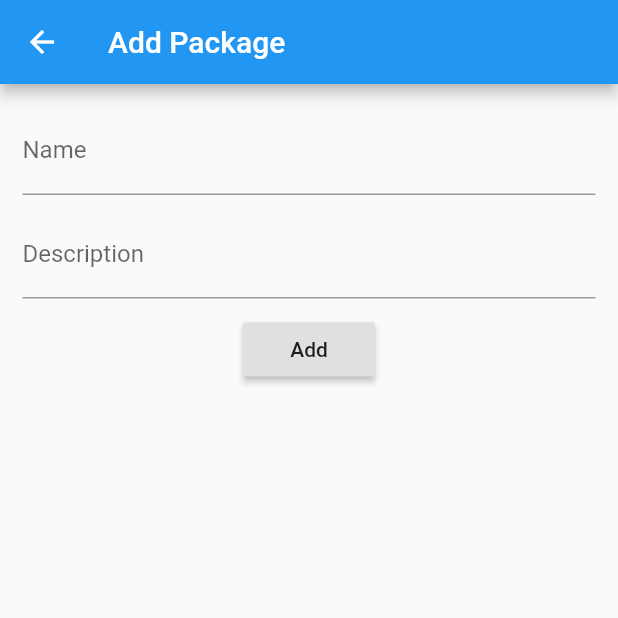
After one commit to fernandopiniani/ask4libs, a Flutter app: the AddPackageScreen screen opened directly, on a phone screen of 412 x 824 dp, the top half of it. The commit adds this screen. Run offline on Flutter 3.47's test engine with Material 2 defaults, Android fonts, the phone set to English and light mode, and no system bars; our stand-ins replace firebase_auth, firebase_database, google_sign_in; accounts and stored records are empty.

Commit message:
Criação da tela de adicionar pacotes

```diff
--- a/lib/bloc/packages.bloc.dart
+++ b/lib/bloc/packages.bloc.dart
@@ -3,4 +3,14 @@ import 'package:firebase_database/firebase_database.dart';
 class PackagesBLoC {
   final packagesReference =
       FirebaseDatabase.instance.reference().child('Packages');
+
+  Future<void> createPackage(String name, String description) {
+    return packagesReference.push().set({
+      'name': name,
+      'description': description,
+      'score': '0',
+      'createdUser': 'Rafael',
+      'dateAdded': '2019-06-01'
+    });
+  }
 }
--- a/lib/model/package.dart
+++ b/lib/model/package.dart
@@ -6,18 +6,20 @@ class Package {
   String description;
   String score;
   String createdUser;
+  String dateAdded;
 
-  Package({this.id, this.name, this.description, this.score, this.createdUser});
+  Package({this.id, this.name, this.description, this.score, this.createdUser, this.dateAdded});
 
   static List<Package> getFromSnapshotList(DataSnapshot snapshot) {
     List<Package> _list = new List<Package>();
     for (var item in snapshot.value) {
       _list.add(Package(
-          id: item['id'],
+          id: snapshot.key,
           name: item['name'],
           description: item['description'],
           score: item['score'],
-          createdUser: item['createdUser']));
+          createdUser: item['createdUser'],
+          dateAdded: item['dateAdded']));
     }
     return _list;
   }
--- /dev/null
+++ b/lib/screens/AddPackageScreen.dart
@@ -0,0 +1,66 @@
+import 'package:flutter/material.dart';
+import 'package:ask4libs/bloc/packages.bloc.dart';
+import 'package:ask4libs/model/package.dart';
+
+class AddPackageScreen extends StatefulWidget {
+  final Package package;
+  AddPackageScreen(this.package);
+
+  @override
+  State<StatefulWidget> createState() => new _AddPackageScreen();
+}
+
+class _AddPackageScreen extends State<AddPackageScreen> {
+  final PackagesBLoC bloc = PackagesBLoC();
+
+  TextEditingController _nameController;
+  TextEditingController _descriptionController;
+
+  @override
+  void initState() {
+    super.initState();
+
+    _nameController = new TextEditingController(text: widget.package.name);
+    _descriptionController = new TextEditingController(text: widget.package.description);
+  }
+
+  @override
+  Widget build(BuildContext context) {
+    return Scaffold(
+      appBar: AppBar(title: Text('Add Package')),
+      body: Container(
+        margin: EdgeInsets.all(15.0),
+        alignment: Alignment.center,
+        child: Column(
+          children: <Widget>[
+            TextField(
+              controller: _nameController,
+              decoration: InputDecoration(labelText: 'Name'),
+            ),
+            Padding(padding: new EdgeInsets.all(5.0)),
+            TextField(
+              controller: _descriptionController,
+              decoration: InputDecoration(labelText: 'Description'),
+            ),
+            Padding(padding: new EdgeInsets.all(5.0)),
+            RaisedButton(
+              child: Text('Add'),
+              onPressed: () { bloc.createPackage(_nameController.text, _descriptionController.text)
+                  .then((_) { Navigator.pop(context); });
+
+//                else {
+//                  notesReference.push().set({
+//                    'title': _titleController.text,
+//                    'description': _descriptionController.text
+//                  }).then((_) {
+//                    Navigator.pop(context);
+//                  });
+//                }
+              },
+            ),
+          ],
+        ),
+      ),
+    );
+  }
+}
```
Also changed, not shown: lib/screens/PackagesScreen.dart (+9 -1 lines).
